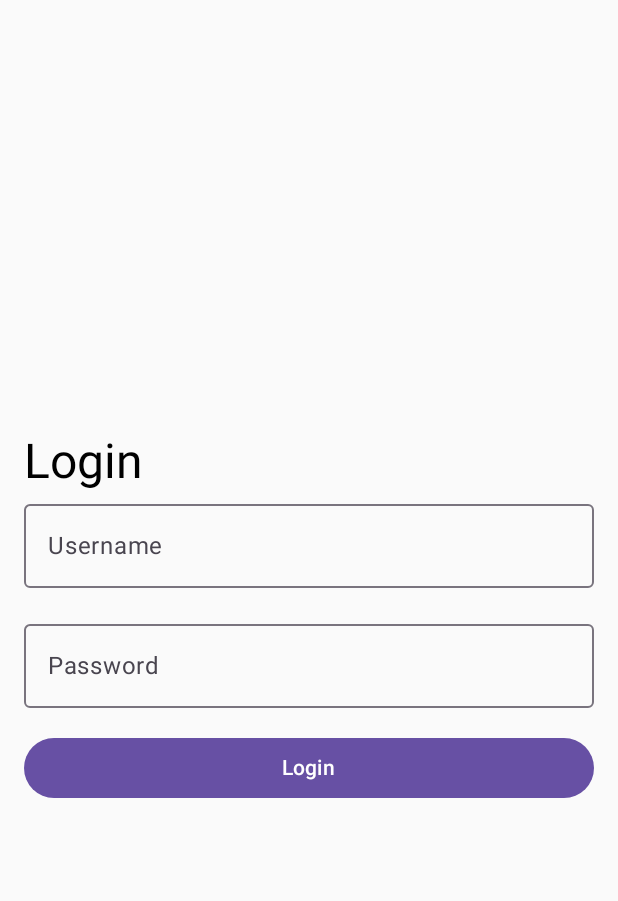
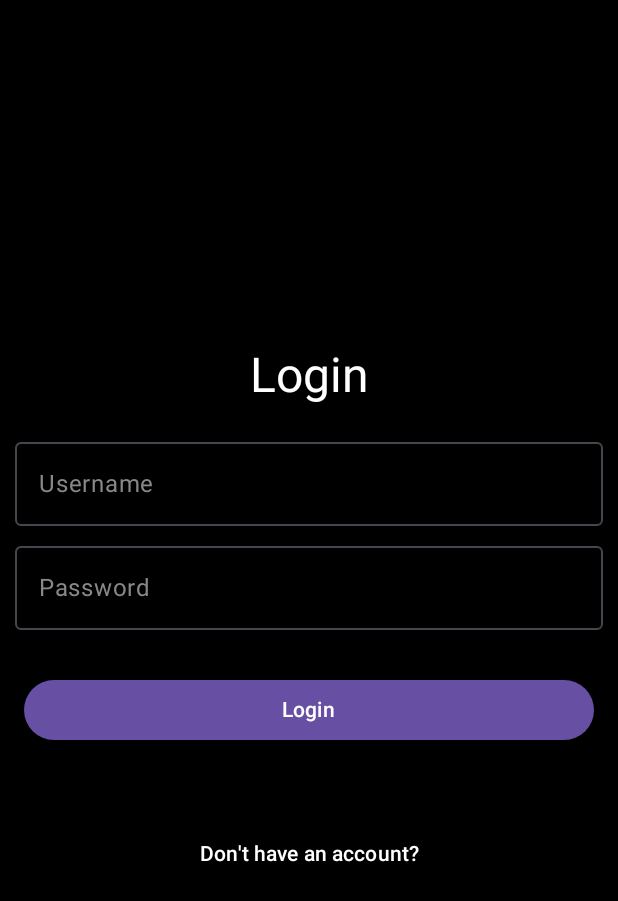
Before and after one commit to JayNightmare/MAD-Jay-Koki, an Android app built with Jetpack Compose: the screen it shows after launch (MainActivity), on a phone screen of 412 x 824 dp. Shown: the top 901 px of the screen. Run offline under Robolectric (Android 15) with nearby library versions, the phone set to English and light mode, and no system bars.

Commit message:
Refactor user-related screens and add user registration functionality

```diff
--- a/app/src/main/java/com/example/staysafe/API/Service.kt
+++ b/app/src/main/java/com/example/staysafe/API/Service.kt
@@ -90,7 +90,7 @@ interface Service {
 
     // ? Insert user
     @POST("https://softwarehub.uk/unibase/staysafe/v1/api/users")
-    fun addUsers(@Body user: User): Call<List<User>>
+    fun addUser(@Body user: User): Call<List<User>>
 
     // ? Update user
     @PUT("https://softwarehub.uk/unibase/staysafe/v1/api/users/{userID}")
--- a/app/src/main/java/com/example/staysafe/nav/Navigation.kt
+++ b/app/src/main/java/com/example/staysafe/nav/Navigation.kt
@@ -1,5 +1,6 @@
 package com.example.staysafe.nav
 
+import RegisterUserScreen
 import android.os.Build
 import androidx.annotation.RequiresApi
 import androidx.compose.runtime.Composable
@@ -23,15 +24,15 @@ fun Navigation() {
     // Debugging purposes
     // * ✅ Add Logging Interceptor
     val loggingInterceptor = HttpLoggingInterceptor().apply {
-        level = HttpLoggingInterceptor.Level.BODY  // Logs request & response body
+        level = HttpLoggingInterceptor.Level.BODY
     }
 
     // * ✅ Create OkHttpClient with Logging
     val client = OkHttpClient.Builder()
-        .connectTimeout(30, TimeUnit.SECONDS)  // Timeout settings
+        .connectTimeout(30, TimeUnit.SECONDS)
         .readTimeout(30, TimeUnit.SECONDS)
         .writeTimeout(30, TimeUnit.SECONDS)
-        .addInterceptor(loggingInterceptor)  // Attach logging interceptor
+        .addInterceptor(loggingInterceptor)
         .build()
 
     val retrofit = Retrofit.Builder()
@@ -69,18 +70,18 @@ fun Navigation() {
             )
         }
         // //
-//        composable(
-//            route = Screen.CallUserScreen.route,
-//            arguments = listOf(
-//                navArgument("userId") { type = NavType.LongType }
-//            )
-//        ) { backStackEntry ->
-//            val userId = backStackEntry.arguments?.getLong("userId") ?: return@composable
-//            CallUserScreen(
-//                viewModel = sharedViewModel,
-//                userID = userId
-//            )
-//        }
+        composable(Screen.RegisterUserScreen.route) {
+            RegisterUserScreen(
+                navController = nav,
+                viewModel = sharedViewModel
+            )
+        }
         // //
+        composable(Screen.AddUserScreen.route) {
+            AddUserScreen(
+                navController = nav,
+                viewModel = sharedViewModel
+            )
+        }
     }
 }
--- a/app/src/main/java/com/example/staysafe/nav/Screen.kt
+++ b/app/src/main/java/com/example/staysafe/nav/Screen.kt
@@ -3,4 +3,6 @@ package com.example.staysafe.nav
 sealed class Screen(val route:String) {
     object MapScreen: Screen("map")
     object LoginScreen: Screen("login")
+    object RegisterUserScreen: Screen("register")
+    object AddUserScreen: Screen("addUsers")
 }
--- a/app/src/main/java/com/example/staysafe/ui/components/BottomNavigationBar.kt
+++ b/app/src/main/java/com/example/staysafe/ui/components/BottomNavigationBar.kt
@@ -11,7 +11,6 @@ import androidx.compose.material3.Text
 import androidx.compose.runtime.Composable
 import androidx.compose.ui.graphics.Color
 import androidx.navigation.NavController
-import com.example.staysafe.nav.Screen
 
 @Composable
 fun BottomNavigationBar(
--- a/app/src/main/java/com/example/staysafe/ui/components/StatusIcon.kt
+++ b/app/src/main/java/com/example/staysafe/ui/components/StatusIcon.kt
@@ -15,16 +15,16 @@ fun StatusIcon(statusName: String) {
         "Paused" -> Icons.Default.Pause
         "Cancelled" -> Icons.Default.Clear
         "Completed" -> Icons.Default.Check
-        else -> Icons.AutoMirrored.Filled.Help
+        else -> Icons.Default.HorizontalRule
     }
 
     val color = when (statusName) {
         "Planned" -> Color.White
         "Started" -> Color.Yellow
         "Paused" -> Color.Gray
-        "Cancelled" -> Color.Gray
+        "Cancelled" -> Color.Red
         "Completed" -> Color.Green
-        else -> Color.White
+        else -> Color.Gray
     }
 
     Icon(icon, contentDescription = statusName, tint = color)
--- a/app/src/main/java/com/example/staysafe/ui/components/ActivitySheet.kt
+++ b/app/src/main/java/com/example/staysafe/ui/components/sheets/ActivitySheet.kt
@@ -1,4 +1,4 @@
-package com.example.staysafe.ui.components
+package com.example.staysafe.ui.components.sheets
 
 import androidx.compose.foundation.layout.*
 import androidx.compose.foundation.verticalScroll
--- a/app/src/main/java/com/example/staysafe/ui/components/UserDetailsSheet.kt
+++ b/app/src/main/java/com/example/staysafe/ui/components/sheets/UserDetailsSheet.kt
@@ -1,4 +1,4 @@
-package com.example.staysafe.ui.components
+package com.example.staysafe.ui.components.sheets
 
 import android.content.Intent
 import android.net.Uri
--- a/app/src/main/java/com/example/staysafe/ui/components/UserListSheet.kt
+++ b/app/src/main/java/com/example/staysafe/ui/components/sheets/UserListSheet.kt
@@ -1,4 +1,4 @@
-package com.example.staysafe.ui.components
+package com.example.staysafe.ui.components.sheets
 
 import android.util.Log
 import androidx.compose.foundation.clickable
@@ -6,7 +6,6 @@ import androidx.compose.foundation.layout.*
 import androidx.compose.foundation.lazy.LazyColumn
 import androidx.compose.foundation.lazy.items
 import androidx.compose.material.icons.Icons
-import androidx.compose.material.icons.filled.MoreVert
 import androidx.compose.material.icons.filled.Person
 import androidx.compose.material3.Icon
 import androidx.compose.material3.Text
@@ -21,6 +20,7 @@ import androidx.compose.ui.unit.dp
 import androidx.compose.ui.unit.sp
 import androidx.lifecycle.compose.collectAsStateWithLifecycle
 import com.example.staysafe.model.data.*
+import com.example.staysafe.ui.components.StatusIcon
 import com.example.staysafe.viewModel.MapViewModel
 
 @Composable
@@ -54,7 +54,7 @@ fun UserListSheet(
     Box(
         modifier = Modifier
             .fillMaxWidth()
-            .heightIn(max = 400.dp) // Set max height to enable scrolling
+            .heightIn(max = 400.dp)
             .padding(16.dp)
     ) {
         Column {
--- a/app/src/main/java/com/example/staysafe/view/screens/LoginScreen.kt
+++ b/app/src/main/java/com/example/staysafe/view/screens/LoginScreen.kt
@@ -2,20 +2,23 @@ package com.example.staysafe.view.screens
 
 import android.util.Log
 import android.widget.Toast
+import androidx.compose.foundation.background
 import androidx.compose.foundation.layout.*
 import androidx.compose.foundation.text.KeyboardOptions
 import androidx.compose.material3.*
+import androidx.compose.material3.TextFieldDefaults
 import androidx.compose.runtime.*
+import androidx.compose.ui.Alignment
 import androidx.compose.ui.Modifier
+import androidx.compose.ui.graphics.Color
 import androidx.compose.ui.platform.LocalContext
 import androidx.compose.ui.text.input.KeyboardType
 import androidx.compose.ui.text.input.PasswordVisualTransformation
+import androidx.compose.ui.text.style.TextAlign
 import androidx.compose.ui.unit.dp
 import androidx.navigation.NavController
 import com.example.staysafe.viewModel.MapViewModel
-import com.example.staysafe.model.data.User
 
-@OptIn(ExperimentalMaterial3Api::class)
 @Composable
 fun LoginScreen(navController: NavController, viewModel: MapViewModel) {
     var username by remember { mutableStateOf("") }
@@ -31,21 +34,35 @@ fun LoginScreen(navController: NavController, viewModel: MapViewModel) {
     Column(
         modifier = Modifier
             .fillMaxSize()
-            .padding(16.dp),
-        verticalArrangement = Arrangement.Center
+            .background(color = Color.Black),
+        verticalArrangement = Arrangement.Center,
     ) {
-        Text("Login", style = MaterialTheme.typography.headlineLarge)
+        Text("Login",
+            style = MaterialTheme.typography.headlineLarge,
+            color = Color.White,
+            modifier = Modifier.padding(16.dp).align(Alignment.CenterHorizontally),
+        )
 
         OutlinedTextField(
             value = username,
             onValueChange = { username = it },
             label = { Text("Username") },
             keyboardOptions = KeyboardOptions(keyboardType = KeyboardType.Text),
-            modifier = Modifier.fillMaxWidth(),
-            singleLine = true
+            modifier = Modifier
+                .fillMaxWidth()
+                .padding(start = 10.dp, end = 10.dp, bottom = 5.dp),
+            singleLine = true,
+            colors = TextFieldDefaults.colors(
+                focusedTextColor = Color.White,
+                unfocusedTextColor = Color.White,
+                focusedLabelColor = Color.White,
+                unfocusedLabelColor = Color.Gray,
+                unfocusedContainerColor = Color.Transparent,
+                focusedContainerColor = Color.Transparent,
+            )
         )
 
-        Spacer(modifier = Modifier.height(16.dp))
+//        Spacer(modifier = Modifier.height(5.dp))
 
         // Password Input
         OutlinedTextField(
@@ -54,11 +71,21 @@ fun LoginScreen(navController: NavController, viewModel: MapViewModel) {
             label = { Text("Password") },
             keyboardOptions = KeyboardOptions(keyboardType = KeyboardType.Password),
             visualTransformation = PasswordVisualTransformation(),
-            modifier = Modifier.fillMaxWidth(),
-            singleLine = true
+            modifier = Modifier
+                .fillMaxWidth()
+                .padding(start = 10.dp, end = 10.dp, bottom = 5.dp),
+            singleLine = true,
+            colors = TextFieldDefaults.colors(
+                focusedTextColor = Color.White,
+                unfocusedTextColor = Color.White,
+                focusedLabelColor = Color.White,
+                unfocusedLabelColor = Color.Gray,
+                unfocusedContainerColor = Color.Transparent,
+                focusedContainerColor = Color.Transparent,
+            )
         )
 
-        Spacer(modifier = Modifier.height(16.dp))
+        Spacer(modifier = Modifier.height(8.dp))
 
         // Login Button
         Button(
@@ -75,9 +102,32 @@ fun LoginScreen(navController: NavController, viewModel: MapViewModel) {
                         .show()
                 }
             },
-            modifier = Modifier.fillMaxWidth()
+            modifier = Modifier
+                .fillMaxWidth()
+                .padding(16.dp)
         ) {
             Text("Login")
         }
+
+        Spacer(modifier = Modifier.height(16.dp))
+
+        // Register Button
+        Button(
+            onClick = {
+                navController.navigate("register")
+            },
+            modifier = Modifier
+                .fillMaxWidth()
+                .padding(16.dp),
+            colors = ButtonDefaults.buttonColors(containerColor = Color.Transparent),
+        ) {
+            Text(
+                "Don't have an account?",
+                style = MaterialTheme.typography.titleSmall,
+                color = Color.White,
+                textAlign = TextAlign.Center,
+                modifier = Modifier.fillMaxWidth(),
+            )
+        }
     }
 }
--- a/gradle/libs.versions.toml
+++ b/gradle/libs.versions.toml
@@ -1,5 +1,5 @@
 [versions]
-agp = "8.9.0"
+agp = "8.6.1"
 coil = "2.4.0"
 converterGson = "2.9.0"
 converterMoshi = "2.8.0"
```
Also changed, not shown: app/src/main/java/com/example/staysafe/repository/StaySafeRepository.kt (+18 -0 lines), app/src/main/java/com/example/staysafe/ui/components/sheets/CallUserSheet.kt (renamed from app/src/main/java/com/example/staysafe/ui/components/CallUserSheet.kt, +9 -5 lines), app/src/main/java/com/example/staysafe/view/screens/AddUsers.kt (+88 -0 lines), app/src/main/java/com/example/staysafe/view/screens/MapScreen.kt (+4 -5 lines), app/src/main/java/com/example/staysafe/view/screens/RegisterUserScreen.kt (added, +287 -0 lines), app/src/main/java/com/example/staysafe/viewModel/MapViewModel.kt (+34 -0 lines).
